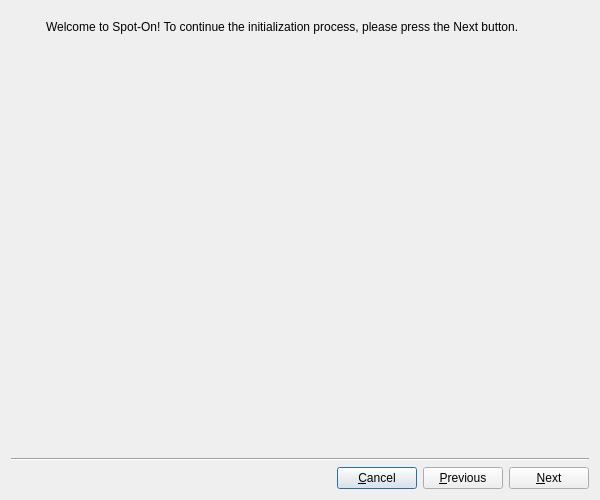
Before: the Qt Designer form branches/trunk/UI/spot-on-wizard.ui in textbrowser/spot-on, drawn with Qt 5.
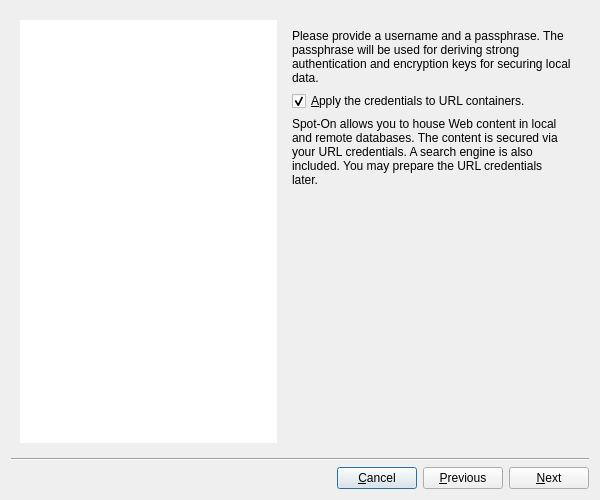
After: the same form once the commit is applied. Icons and pictures are not drawn.

Commit message: Dialog title. More wizard changes.

The edit to the form file:
```diff
--- a/branches/trunk/UI/spot-on-wizard.ui
+++ b/branches/trunk/UI/spot-on-wizard.ui
@@ -21,7 +21,7 @@
    <item>
     <widget class="QStackedWidget" name="stackedWidget">
      <property name="currentIndex">
-      <number>0</number>
+      <number>1</number>
      </property>
      <widget class="QWidget" name="page">
       <layout class="QHBoxLayout" name="horizontalLayout_2">
@@ -90,6 +90,79 @@
        </item>
       </layout>
      </widget>
+     <widget class="QWidget" name="page_3">
+      <layout class="QHBoxLayout" name="horizontalLayout_4">
+       <item>
+        <layout class="QVBoxLayout" name="verticalLayout_6">
+         <item>
+          <widget class="QLabel" name="label_5">
+           <property name="styleSheet">
+            <string notr="true">background-color: rgb(255, 255, 255);</string>
+           </property>
+           <property name="text">
+            <string/>
+           </property>
+           <property name="pixmap">
+            <pixmap>../Icons/wizard/password.png</pixmap>
+           </property>
+           <property name="alignment">
+            <set>Qt::AlignCenter</set>
+           </property>
+          </widget>
+         </item>
+        </layout>
+       </item>
+       <item>
+        <widget class="QFrame" name="password_frame">
+         <layout class="QVBoxLayout" name="verticalLayout_7">
+          <item>
+           <widget class="QLabel" name="label_6">
+            <property name="text">
+             <string>Please provide a username and a passphrase. The passphrase will be used for deriving strong authentication and encryption keys for securing local data.</string>
+            </property>
+            <property name="wordWrap">
+             <bool>true</bool>
+            </property>
+           </widget>
+          </item>
+          <item>
+           <widget class="QCheckBox" name="url_credentials">
+            <property name="text">
+             <string>&amp;Apply the credentials to URL containers.</string>
+            </property>
+            <property name="checked">
+             <bool>true</bool>
+            </property>
+           </widget>
+          </item>
+          <item>
+           <widget class="QLabel" name="label_7">
+            <property name="text">
+             <string>&lt;html&gt;&lt;head/&gt;&lt;body&gt;&lt;p&gt;Spot-On allows you to house Web content in local and remote databases. The content is secured via your URL credentials. A search engine is also included. You may prepare the URL credentials later.&lt;/p&gt;&lt;/body&gt;&lt;/html&gt;</string>
+            </property>
+            <property name="wordWrap">
+             <bool>true</bool>
+            </property>
+           </widget>
+          </item>
+          <item>
+           <spacer name="verticalSpacer">
+            <property name="orientation">
+             <enum>Qt::Vertical</enum>
+            </property>
+            <property name="sizeHint" stdset="0">
+             <size>
+              <width>20</width>
+              <height>40</height>
+             </size>
+            </property>
+           </spacer>
+          </item>
+         </layout>
+        </widget>
+       </item>
+      </layout>
+     </widget>
      <widget class="QWidget" name="page_2">
       <layout class="QHBoxLayout" name="horizontalLayout_3">
        <item>
```
Left out of the diff: 42 changed lines with no effect on the pictures. The commit also changes 2 other files.
